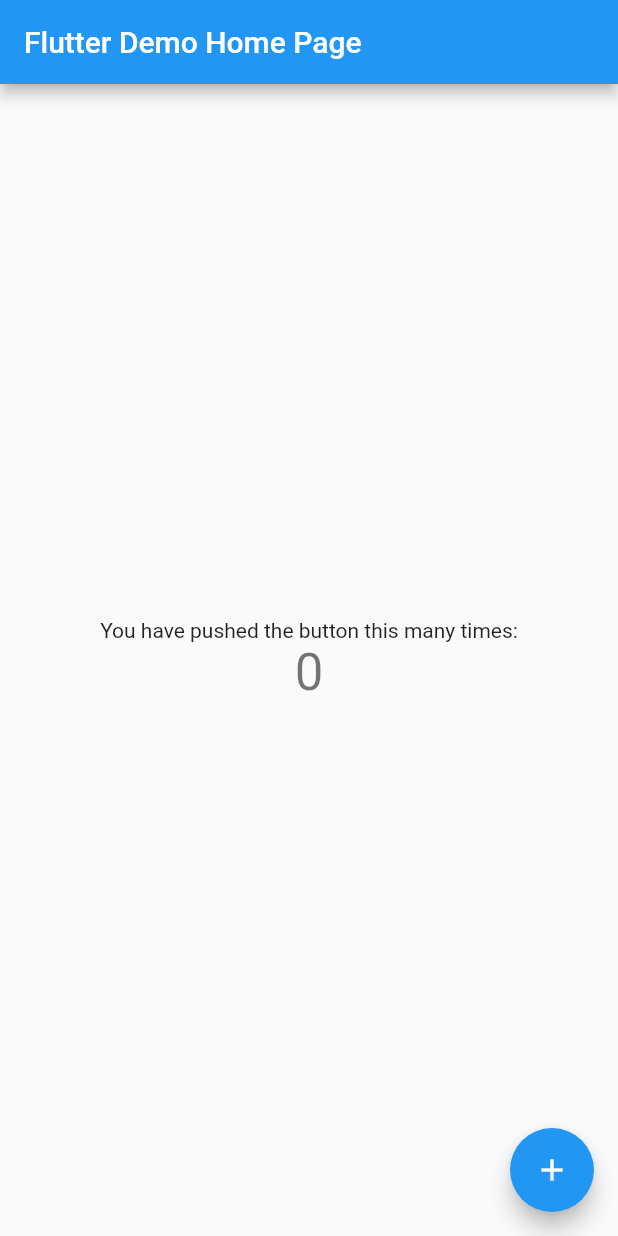
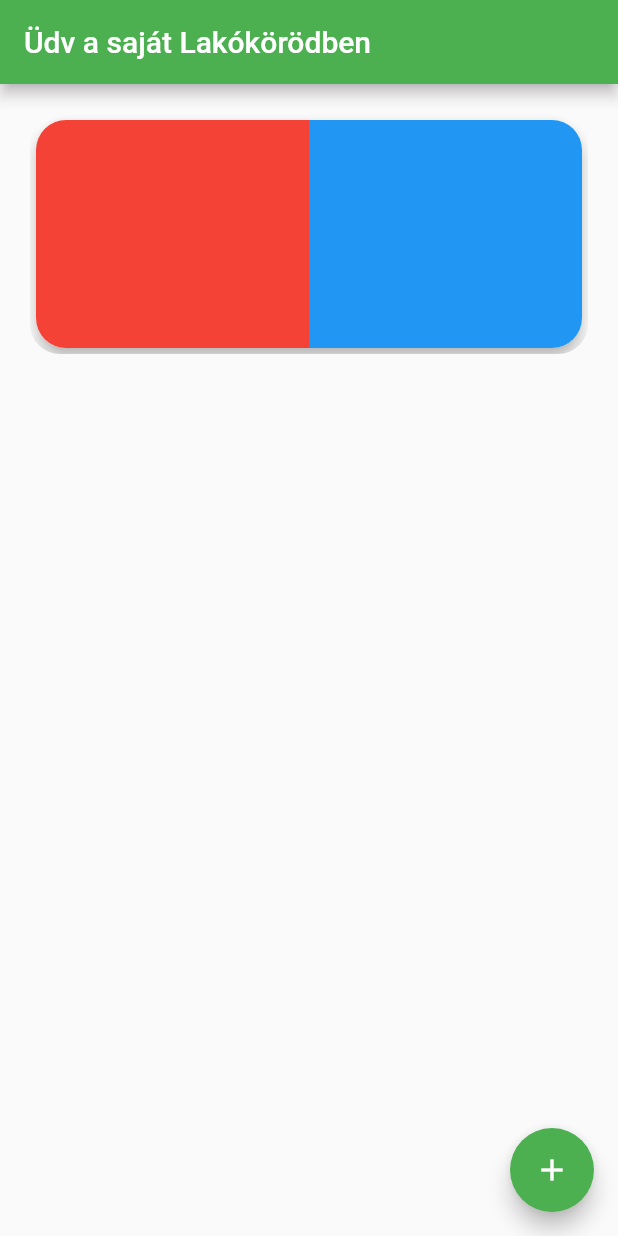
Before and after one commit to FutureCity-greenpeas/dugnad, a Flutter app: the screen it shows after launch, on a phone screen of 412 x 824 dp. Run offline on Flutter 3.47's test engine with Material 2 defaults, Android fonts, the phone set to English and light mode, and no system bars.

Commit message:
home w/ card

```diff
--- /dev/null
+++ b/dugnad/lib/Home.dart
@@ -0,0 +1,39 @@
+import 'package:flutter/material.dart';
+
+class HomeScreen extends StatelessWidget {
+  @override
+  Widget build(BuildContext context) {
+    return Material(
+        child: Column(
+      children: <Widget>[
+        Container(
+          padding: EdgeInsets.all(20),
+          width: 500,
+          height: 200,
+          child: ClipRRect(
+            borderRadius: BorderRadius.circular(20),
+            child: Card(
+              clipBehavior: Clip.antiAlias,
+              shape: RoundedRectangleBorder(
+                borderRadius: BorderRadius.all(Radius.circular(20)),
+              ),
+              elevation: 5,
+              child: Row(
+                children: <Widget>[
+                  Expanded(
+                    flex: 5,
+                    child: Container(color: Colors.red),
+                  ),
+                  Expanded(
+                    flex: 5,
+                    child: Container(color: Colors.blue),
+                  )
+                ],
+              ),
+            ),
+          ),
+        ),
+      ],
+    ));
+  }
+}
--- a/dugnad/lib/main.dart
+++ b/dugnad/lib/main.dart
@@ -1,43 +1,25 @@
 import 'package:flutter/material.dart';
+import 'package:dugnad/Home.dart';
 
 void main() {
   runApp(MyApp());
 }
 
 class MyApp extends StatelessWidget {
-  // This widget is the root of your application.
   @override
   Widget build(BuildContext context) {
     return MaterialApp(
       title: 'Flutter Demo',
       theme: ThemeData(
-        // This is the theme of your application.
-        //
-        // Try running your application with "flutter run". You'll see the
-        // application has a blue toolbar. Then, without quitting the app, try
-        // changing the primarySwatch below to Colors.green and then invoke
-        // "hot reload" (press "r" in the console where you ran "flutter run",
-        // or simply save your changes to "hot reload" in a Flutter IDE).
-        // Notice that the counter didn't reset back to zero; the application
-        // is not restarted.
-        primarySwatch: Colors.blue,
+        primarySwatch: Colors.green,
       ),
-      home: MyHomePage(title: 'Flutter Demo Home Page'),
+      home: MyHomePage(title: 'Üdv a saját Lakókörödben'),
     );
   }
 }
 
 class MyHomePage extends StatefulWidget {
   MyHomePage({Key key, this.title}) : super(key: key);
-
-  // This widget is the home page of your application. It is stateful, meaning
-  // that it has a State object (defined below) that contains fields that affect
-  // how it looks.
-
-  // This class is the configuration for the state. It holds the values (in this
-  // case the title) provided by the parent (in this case the App widget) and
-  // used by the build method of the State. Fields in a Widget subclass are
-  // always marked "final".
 
   final String title;
 
@@ -50,64 +32,22 @@
 
   void _incrementCounter() {
     setState(() {
-      // This call to setState tells the Flutter framework that something has
-      // changed in this State, which causes it to rerun the build method below
-      // so that the display can reflect the updated values. If we changed
-      // _counter without calling setState(), then the build method would not be
-      // called again, and so nothing would appear to happen.
       _counter++;
     });
   }
 
   @override
   Widget build(BuildContext context) {
-    // This method is rerun every time setState is called, for instance as done
-    // by the _incrementCounter method above.
-    //
-    // The Flutter framework has been optimized to make rerunning build methods
-    // fast, so that you can just rebuild anything that needs updating rather
-    // than having to individually change instances of widgets.
     return Scaffold(
       appBar: AppBar(
-        // Here we take the value from the MyHomePage object that was created by
-        // the App.build method, and use it to set our appbar title.
         title: Text(widget.title),
       ),
-      body: Center(
-        // Center is a layout widget. It takes a single child and positions it
-        // in the middle of the parent.
-        child: Column(
-          // Column is also a layout widget. It takes a list of children and
-          // arranges them vertically. By default, it sizes itself to fit its
-          // children horizontally, and tries to be as tall as its parent.
-          //
-          // Invoke "debug painting" (press "p" in the console, choose the
-          // "Toggle Debug Paint" action from the Flutter Inspector in Android
-          // Studio, or the "Toggle Debug Paint" command in Visual Studio Code)
-          // to see the wireframe for each widget.
-          //
-          // Column has various properties to control how it sizes itself and
-          // how it positions its children. Here we use mainAxisAlignment to
-          // center the children vertically; the main axis here is the vertical
-          // axis because Columns are vertical (the cross axis would be
-          // horizontal).
-          mainAxisAlignment: MainAxisAlignment.center,
-          children: <Widget>[
-            Text(
-              'You have pushed the button this many times:',
-            ),
-            Text(
-              '$_counter',
-              style: Theme.of(context).textTheme.headline4,
-            ),
-          ],
-        ),
-      ),
+      body: HomeScreen(),
       floatingActionButton: FloatingActionButton(
         onPressed: _incrementCounter,
         tooltip: 'Increment',
         child: Icon(Icons.add),
-      ), // This trailing comma makes auto-formatting nicer for build methods.
+      ),
     );
   }
 }
```
